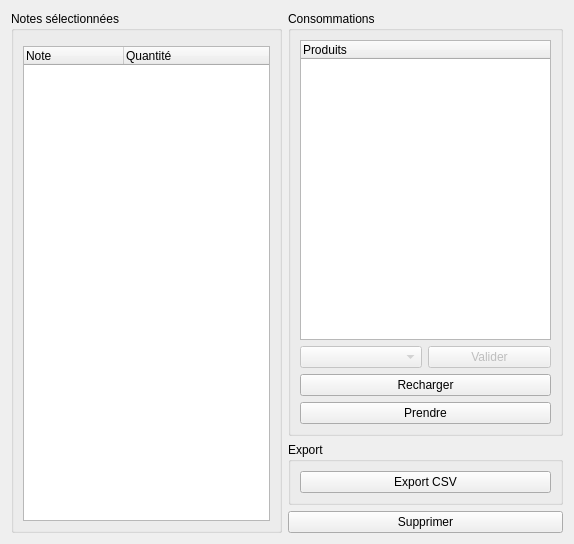
This is application/ui/group_actions_window.ui in nils-van-zuijlen/Enibar as Qt 5 draws it before an edit. The edited form follows.
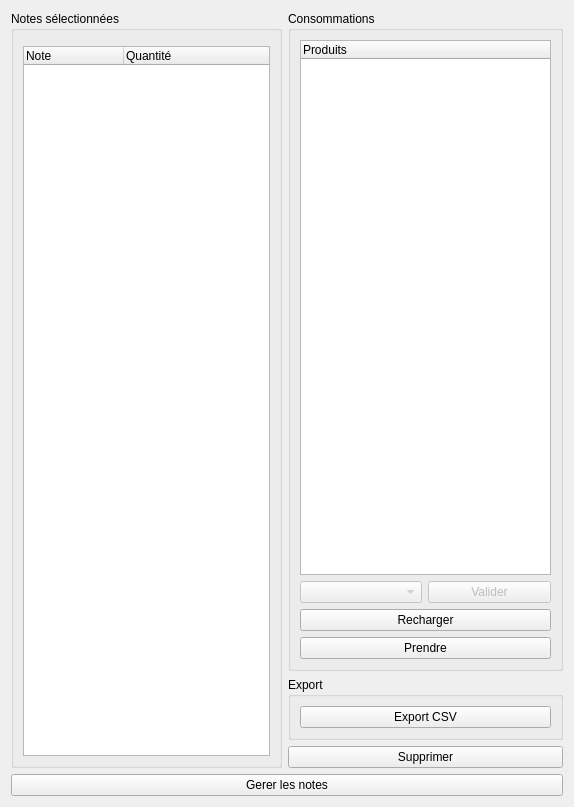
This is the edited form. Custom widgets are drawn as their Qt base class.

Commit message:
Add buttons from notes manageent to group actions.
Fixes #181

Diff of the .ui file:
```diff
--- a/application/ui/group_actions_window.ui
+++ b/application/ui/group_actions_window.ui
@@ -7,7 +7,7 @@
     <x>0</x>
     <y>0</y>
     <width>574</width>
-    <height>544</height>
+    <height>807</height>
    </rect>
   </property>
   <property name="windowTitle">
@@ -153,6 +153,13 @@
      </item>
     </layout>
    </item>
+   <item row="2" column="0">
+    <widget class="QPushButton" name="notes_management_button">
+     <property name="text">
+      <string>Gerer les notes</string>
+     </property>
+    </widget>
+   </item>
   </layout>
  </widget>
  <customwidgets>
```
Left out of the diff: 17 changed lines with no effect on the pictures. The commit also changes 4 other files.
